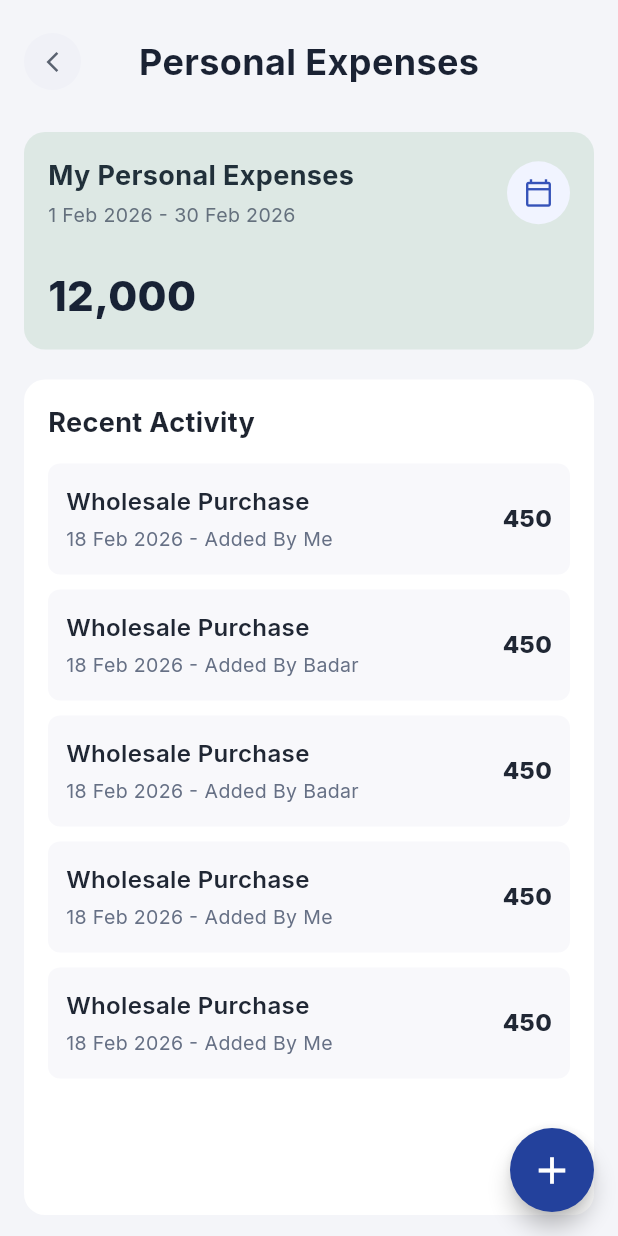
After one commit to Akash-Zaib/Expense_Tracker, a Flutter app: the HomePage screen opened by its route, after a tap on the "open in new" icon, on a phone screen of 412 x 824 dp. The commit adds this screen. Run offline on Flutter 3.47's test engine with Material 3 defaults, Android fonts, the phone set to English and light mode, and no system bars; our stand-ins replace get_it, google_fonts, shared_preferences; accounts and stored records are empty.

Commit message:
Final UI complete

```diff
--- a/lib/features/expense/presentation/pages/home_page.dart
+++ b/lib/features/expense/presentation/pages/home_page.dart
@@ -1,3 +1,4 @@
+import 'package:expense_tracker/features/expense/presentation/pages/personal_expense.dart';
 import 'package:expense_tracker/features/settings/presentation/pages/settings_page.dart';
 import 'package:flutter/material.dart';
 import 'package:intl/intl.dart';
@@ -395,12 +396,22 @@ class _HomeContent extends StatelessWidget {
                       ),
                     ),
                     const SizedBox(width: 8),
-                    const Padding(
-                      padding: EdgeInsets.only(top: 6),
-                      child: Icon(
-                        Icons.open_in_new,
-                        color: AppColors.primary,
-                        size: 20,
+                    GestureDetector(
+                      onTap: () {
+                        Navigator.push(
+                          context,
+                          MaterialPageRoute(
+                            builder: (context) => PersonalExpensesScreen(),
+                          ),
+                        );
+                      },
+                      child: const Padding(
+                        padding: EdgeInsets.only(top: 6),
+                        child: Icon(
+                          Icons.open_in_new,
+                          color: AppColors.primary,
+                          size: 20,
+                        ),
                       ),
                     ),
                   ],
--- /dev/null
+++ b/lib/features/expense/presentation/pages/personal_expense.dart
@@ -0,0 +1,435 @@
+import 'package:flutter/material.dart';
+
+class PersonalExpensesScreen extends StatelessWidget {
+  const PersonalExpensesScreen({super.key});
+
+  @override
+  Widget build(BuildContext context) {
+    final activities = [
+      ExpenseActivity(
+        title: 'Wholesale Purchase',
+        date: '18 Feb 2026',
+        addedBy: 'Me',
+        paidBy: 'Saeed',
+        category: 'Wholesale Purchase',
+        bank: 'HBL Bank',
+        amount: '450',
+      ),
+      ExpenseActivity(
+        title: 'Wholesale Purchase',
+        date: '18 Feb 2026',
+        addedBy: 'Badar',
+        paidBy: 'Saeed',
+        category: 'Wholesale Purchase',
+        bank: 'HBL Bank',
+        amount: '450',
+      ),
+      ExpenseActivity(
+        title: 'Wholesale Purchase',
+        date: '18 Feb 2026',
+        addedBy: 'Badar',
+        paidBy: 'Saeed',
+        category: 'Wholesale Purchase',
+        bank: 'HBL Bank',
+        amount: '450',
+      ),
+      ExpenseActivity(
+        title: 'Wholesale Purchase',
+        date: '18 Feb 2026',
+        addedBy: 'Me',
+        paidBy: 'Saeed',
+        category: 'Wholesale Purchase',
+        bank: 'HBL Bank',
+        amount: '450',
+      ),
+      ExpenseActivity(
+        title: 'Wholesale Purchase',
+        date: '18 Feb 2026',
+        addedBy: 'Me',
+        paidBy: 'Saeed',
+        category: 'Wholesale Purchase',
+        bank: 'HBL Bank',
+        amount: '450',
+      ),
+    ];
+
+    return Scaffold(
+      backgroundColor: const Color(0xFFF4F5F9),
+      floatingActionButton: FloatingActionButton(
+        onPressed: () {},
+        backgroundColor: const Color(0xFF23419C),
+        elevation: 6,
+        shape: const CircleBorder(),
+        child: const Icon(Icons.add, color: Colors.white, size: 30),
+      ),
+      body: SafeArea(
+        child: Padding(
+          padding: const EdgeInsets.symmetric(horizontal: 16, vertical: 14),
+          child: Column(
+            crossAxisAlignment: CrossAxisAlignment.start,
+            children: [
+              const SizedBox(height: 8),
+
+              Row(
+                children: [
+                  Container(
+                    height: 38,
+                    width: 38,
+                    decoration: BoxDecoration(
+                      color: const Color(0xFFF0F1F7),
+                      borderRadius: BorderRadius.circular(19),
+                    ),
+                    child: IconButton(
+                      padding: EdgeInsets.zero,
+                      icon: const Icon(
+                        Icons.arrow_back_ios_new,
+                        size: 16,
+                        color: Color(0xFF5A6270),
+                      ),
+                      onPressed: () => Navigator.pop(context),
+                    ),
+                  ),
+                  const Expanded(
+                    child: Center(
+                      child: Text(
+                        'Personal Expenses',
+                        style: TextStyle(
+                          fontSize: 24,
+                          fontWeight: FontWeight.w700,
+                          color: Color(0xFF1A2233),
+                        ),
+                      ),
+                    ),
+                  ),
+                  const SizedBox(width: 38),
+                ],
+              ),
+
+              const SizedBox(height: 28),
+
+              Container(
+                width: double.infinity,
+                padding: const EdgeInsets.all(16),
+                decoration: BoxDecoration(
+                  color: const Color(0xFFDDE8E4),
+                  borderRadius: BorderRadius.circular(14),
+                ),
+                child: Column(
+                  crossAxisAlignment: CrossAxisAlignment.start,
+                  children: [
+                    Row(
+                      children: [
+                        const Expanded(
+                          child: Column(
+                            crossAxisAlignment: CrossAxisAlignment.start,
+                            children: [
+                              Text(
+                                'My Personal Expenses',
+                                style: TextStyle(
+                                  fontSize: 18,
+                                  fontWeight: FontWeight.w700,
+                                  color: Color(0xFF21303A),
+                                ),
+                              ),
+                              SizedBox(height: 4),
+                              Text(
+                                '1 Feb 2026 - 30 Feb 2026',
+                                style: TextStyle(
+                                  fontSize: 13,
+                                  color: Color(0xFF64707D),
+                                ),
+                              ),
+                            ],
+                          ),
+                        ),
+                        Container(
+                          height: 42,
+                          width: 42,
+                          decoration: BoxDecoration(
+                            color: const Color(0xFFF1F4FF),
+                            borderRadius: BorderRadius.circular(21),
+                          ),
+                          child: const Icon(
+                            Icons.calendar_today_outlined,
+                            size: 20,
+                            color: Color(0xFF3552B8),
+                          ),
+                        ),
+                      ],
+                    ),
+                    const SizedBox(height: 24),
+                    const Text(
+                      '12,000',
+                      style: TextStyle(
+                        fontSize: 28,
+                        fontWeight: FontWeight.w800,
+                        color: Color(0xFF182235),
+                      ),
+                    ),
+                  ],
+                ),
+              ),
+
+              const SizedBox(height: 20),
+
+              Expanded(
+                child: Container(
+                  width: double.infinity,
+                  padding: const EdgeInsets.fromLTRB(16, 16, 16, 8),
+                  decoration: BoxDecoration(
+                    color: Colors.white,
+                    borderRadius: BorderRadius.circular(14),
+                  ),
+                  child: Column(
+                    crossAxisAlignment: CrossAxisAlignment.start,
+                    children: [
+                      const Text(
+                        'Recent Activity',
+                        style: TextStyle(
+                          fontSize: 18,
+                          fontWeight: FontWeight.w700,
+                          color: Color(0xFF1E2430),
+                        ),
+                      ),
+                      const SizedBox(height: 14),
+                      Expanded(
+                        child: ListView.separated(
+                          itemCount: activities.length,
+                          separatorBuilder: (_, __) =>
+                              const SizedBox(height: 10),
+                          itemBuilder: (context, index) {
+                            final item = activities[index];
+
+                            return GestureDetector(
+                              onTap: () {
+                                showDialog(
+                                  context: context,
+                                  barrierDismissible: true,
+                                  builder: (_) =>
+                                      PaymentDetailsDialog(activity: item),
+                                );
+                              },
+                              child: Container(
+                                padding: const EdgeInsets.symmetric(
+                                  horizontal: 12,
+                                  vertical: 14,
+                                ),
+                                decoration: BoxDecoration(
+                                  color: const Color(0xFFF8F8FB),
+                                  borderRadius: BorderRadius.circular(8),
+                                ),
+                                child: Row(
+                                  children: [
+                                    Expanded(
+                                      child: Column(
+                                        crossAxisAlignment:
+                                            CrossAxisAlignment.start,
+                                        children: [
+                                          Text(
+                                            item.title,
+                                            style: const TextStyle(
+                                              fontSize: 16,
+                                              fontWeight: FontWeight.w600,
+                                              color: Color(0xFF202734),
+                                            ),
+                                          ),
+                                          const SizedBox(height: 4),
+                                          Text(
+                                            '${item.date} - Added By ${item.addedBy}',
+                                            style: const TextStyle(
+                                              fontSize: 13,
+                                              color: Color(0xFF667085),
+                                            ),
+                                          ),
+                                        ],
+                                      ),
+                                    ),
+                                    Text(
+                                      item.amount,
+                                      style: const TextStyle(
+                                        fontSize: 16,
+                                        fontWeight: FontWeight.w800,
+                                        color: Color(0xFF202734),
+                                      ),
+                                    ),
+                                  ],
+                                ),
+                              ),
+                            );
+                          },
+                        ),
+                      ),
+                    ],
+                  ),
+                ),
+              ),
+            ],
+          ),
+        ),
+      ),
+    );
+  }
+}
+
+class PaymentDetailsDialog extends StatelessWidget {
+  final ExpenseActivity activity;
+
+  const PaymentDetailsDialog({super.key, required this.activity});
+
+  @override
+  Widget build(BuildContext context) {
+    return Dialog(
+      backgroundColor: Colors.white,
+      insetPadding: const EdgeInsets.symmetric(horizontal: 14),
+      shape: RoundedRectangleBorder(borderRadius: BorderRadius.circular(10)),
+      child: Column(
+        mainAxisSize: MainAxisSize.min,
+        children: [
+          Padding(
+            padding: const EdgeInsets.fromLTRB(16, 16, 12, 10),
+            child: Row(
+              children: [
+                const Expanded(
+                  child: Text(
+                    'Payment details',
+                    style: TextStyle(
+                      fontSize: 16,
+                      fontWeight: FontWeight.w500,
+                      color: Color(0xFF2B2B2B),
+                    ),
+                  ),
+                ),
+                InkWell(
+                  onTap: () => Navigator.pop(context),
+                  borderRadius: BorderRadius.circular(20),
+                  child: const Padding(
+                    padding: EdgeInsets.all(4),
+                    child: Icon(
+                      Icons.close,
+                      size: 22,
+                      color: Color(0xFF2B2B2B),
+                    ),
+                  ),
+                ),
+              ],
+            ),
+          ),
+          const Divider(height: 1, color: Color(0xFFE9E9E9)),
+          Padding(
+            padding: const EdgeInsets.all(14),
+            child: Container(
+              width: double.infinity,
+              padding: const EdgeInsets.all(16),
+              decoration: BoxDecoration(
+                color: const Color(0xFFF4F5F7),
+                borderRadius: BorderRadius.circular(10),
+              ),
+              child: Column(
+                children: [
+                  _detailRow(
+                    title: 'Category Type',
+                    trailing: Container(
+                      padding: const EdgeInsets.symmetric(
+                        horizontal: 10,
+                        vertical: 5,
+                      ),
+                      decoration: BoxDecoration(
+                        color: const Color(0xFFDDF4E4),
+                        borderRadius: BorderRadius.circular(6),
+                      ),
+                      child: Text(
+                        activity.category,
+                        style: const TextStyle(
+                          color: Color(0xFF1FA34A),
+                          fontSize: 12,
+                          fontWeight: FontWeight.w500,
+                        ),
+                      ),
+                    ),
+                  ),
+                  const SizedBox(height: 12),
+                  _detailRow(title: 'Bank', value: activity.bank),
+                  const SizedBox(height: 12),
+                  _detailRow(title: 'Date', value: activity.date),
+                  const SizedBox(height: 12),
+                  _detailRow(title: 'Paid By', value: activity.paidBy),
+                  const SizedBox(height: 16),
+                  const Divider(height: 1, color: Color(0xFFE0E0E0)),
+                  const SizedBox(height: 12),
+                  Row(
+                    mainAxisAlignment: MainAxisAlignment.end,
+                    children: [
+                      const Text(
+                        'Total Amount Paid:',
+                        style: TextStyle(
+                          fontSize: 16,
+                          fontWeight: FontWeight.w500,
+                          color: Color(0xFF6C727F),
+                        ),
+                      ),
+                      const SizedBox(width: 12),
+                      Text(
+                        activity.amount,
+                        style: const TextStyle(
+                          fontSize: 16,
+                          fontWeight: FontWeight.w700,
+                          color: Color(0xFF2A2A2A),
+                        ),
+                      ),
+                    ],
+                  ),
+                ],
+              ),
+            ),
+          ),
+        ],
+      ),
+    );
+  }
+
+  Widget _detailRow({required String title, String? value, Widget? trailing}) {
+    return Row(
+      children: [
+        Expanded(
+          child: Text(
+            title,
+            style: const TextStyle(
+              fontSize: 15,
+              color: Color(0xFF6C727F),
+              fontWeight: FontWeight.w500,
+            ),
+          ),
+        ),
+        trailing ??
+            Text(
+              value ?? '',
+              style: const TextStyle(
+                fontSize: 15,
+                color: Color(0xFF2C2C2C),
+                fontWeight: FontWeight.w600,
+              ),
+            ),
+      ],
+    );
+  }
+}
+
+class ExpenseActivity {
+  final String title;
+  final String date;
+  final String addedBy;
+  final String paidBy;
+  final String category;
+  final String bank;
+  final String amount;
+
+  ExpenseActivity({
+    required this.title,
+    required this.date,
+    required this.addedBy,
+    required this.paidBy,
+    required this.category,
+    required this.bank,
+    required this.amount,
+  });
+}
```
